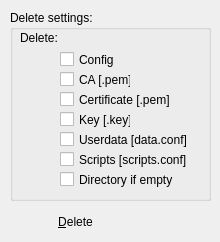
Qt form deleteconfig.ui (Securepoint/openvpn-client) before a commit.
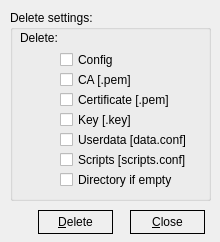
The same form after that commit. Icons and pictures are not drawn.

What changed in the file:
```diff
--- a/deleteconfig.ui
+++ b/deleteconfig.ui
@@ -66,6 +66,41 @@
       <height>19</height>
      </rect>
     </property>
+    <property name="styleSheet">
+     <string notr="true">QCheckBox { 
+spacing: 5px;
+}
+
+QCheckBox::indicator {
+width: 13px;
+height: 13px;
+}
+
+QCheckBox::indicator:unchecked:disabled {
+image: url(:/images/styles/checkbox_unchecked_dis.png);
+}
+
+QCheckBox::indicator:checked:disabled {
+image: url(:/images/styles/checkbox_checked_dis.png);
+}
+
+QCheckBox::indicator:unchecked:enabled {
+image: url(:/images/styles/checkbox_unchecked.png);
+}
+
+QCheckBox::indicator:checked:enabled {
+image: url(:/images/styles/checkbox_checked.png);
+}
+
+QCheckBox::indicator:unchecked:enabled:hover {
+image: url(:/images/styles/checkbox_unchecked_hover.png);
+}
+
+QCheckBox::indicator:checked:enabled:hover {
+image: url(:/images/styles/checkbox_checked_hover.png);
+}
+</string>
+    </property>
     <property name="text">
      <string>Config</string>
     </property>
@@ -79,6 +114,41 @@
       <height>19</height>
      </rect>
     </property>
+    <property name="styleSheet">
+     <string notr="true">QCheckBox { 
+spacing: 5px;
+}
+
+QCheckBox::indicator {
+width: 13px;
+height: 13px;
+}
+
+QCheckBox::indicator:unchecked:disabled {
+image: url(:/images/styles/checkbox_unchecked_dis.png);
+}
+
+QCheckBox::indicator:checked:disabled {
+image: url(:/images/styles/checkbox_checked_dis.png);
+}
+
+QCheckBox::indicator:unchecked:enabled {
+image: url(:/images/styles/checkbox_unchecked.png);
+}
+
+QCheckBox::indicator:checked:enabled {
+image: url(:/images/styles/checkbox_checked.png);
+}
+
+QCheckBox::indicator:unchecked:enabled:hover {
+image: url(:/images/styles/checkbox_unchecked_hover.png);
+}
+
+QCheckBox::indicator:checked:enabled:hover {
+image: url(:/images/styles/checkbox_checked_hover.png);
+}
+</string>
+    </property>
     <property name="text">
      <string>CA [.pem]</string>
     </property>
@@ -92,6 +162,41 @@
       <height>19</height>
      </rect>
     </property>
+    <property name="styleSheet">
+     <string notr="true">QCheckBox { 
+spacing: 5px;
+}
+
+QCheckBox::indicator {
+width: 13px;
+height: 13px;
+}
+
+QCheckBox::indicator:unchecked:disabled {
+image: url(:/images/styles/checkbox_unchecked_dis.png);
+}
+
+QCheckBox::indicator:checked:disabled {
+image: url(:/images/styles/checkbox_checked_dis.png);
+}
+
+QCheckBox::indicator:unchecked:enabled {
+image: url(:/images/styles/checkbox_unchecked.png);
+}
+
+QCheckBox::indicator:checked:enabled {
+image: url(:/images/styles/checkbox_checked.png);
+}
+
+QCheckBox::indicator:unchecked:enabled:hover {
+image: url(:/images/styles/checkbox_unchecked_hover.png);
+}
+
+QCheckBox::indicator:checked:enabled:hover {
+image: url(:/images/styles/checkbox_checked_hover.png);
+}
+</string>
+    </property>
     <property name="text">
      <string>Certificate [.pem]</string>
     </property>
@@ -105,6 +210,41 @@
       <height>19</height>
      </rect>
     </property>
+    <property name="styleSheet">
+     <string notr="true">QCheckBox { 
+spacing: 5px;
+}
+
+QCheckBox::indicator {
+width: 13px;
+height: 13px;
+}
+
+QCheckBox::indicator:unchecked:disabled {
+image: url(:/images/styles/checkbox_unchecked_dis.png);
+}
+
+QCheckBox::indicator:checked:disabled {
+image: url(:/images/styles/checkbox_checked_dis.png);
+}
+
+QCheckBox::indicator:unchecked:enabled {
+image: url(:/images/styles/checkbox_unchecked.png);
+}
+
+QCheckBox::indicator:checked:enabled {
+image: url(:/images/styles/checkbox_checked.png);
+}
+
+QCheckBox::indicator:unchecked:enabled:hover {
+image: url(:/images/styles/checkbox_unchecked_hover.png);
+}
+
+QCheckBox::indicator:checked:enabled:hover {
+image: url(:/images/styles/checkbox_checked_hover.png);
+}
+</string>
+    </property>
     <property name="text">
      <string>Key [.key]</string>
     </property>
@@ -118,6 +258,41 @@
       <height>19</height>
      </rect>
     </property>
+    <property name="styleSheet">
+     <string notr="true">QCheckBox { 
+spacing: 5px;
+}
+
+QCheckBox::indicator {
+width: 13px;
+height: 13px;
+}
+
+QCheckBox::indicator:unchecked:disabled {
+image: url(:/images/styles/checkbox_unchecked_dis.png);
+}
+
+QCheckBox::indicator:checked:disabled {
+image: url(:/images/styles/checkbox_checked_dis.png);
+}
+
+QCheckBox::indicator:unchecked:enabled {
+image: url(:/images/styles/checkbox_unchecked.png);
+}
+
+QCheckBox::indicator:checked:enabled {
+image: url(:/images/styles/checkbox_checked.png);
+}
+
+QCheckBox::indicator:unchecked:enabled:hover {
+image: url(:/images/styles/checkbox_unchecked_hover.png);
+}
+
+QCheckBox::indicator:checked:enabled:hover {
+image: url(:/images/styles/checkbox_checked_hover.png);
+}
+</string>
+    </property>
     <property name="text">
      <string>Userdata [data.conf]</string>
     </property>
@@ -131,6 +306,41 @@
       <height>19</height>
      </rect>
     </property>
+    <property name="styleSheet">
+     <string notr="true">QCheckBox { 
+spacing: 5px;
+}
+
+QCheckBox::indicator {
+width: 13px;
+height: 13px;
+}
+
+QCheckBox::indicator:unchecked:disabled {
+image: url(:/images/styles/checkbox_unchecked_dis.png);
+}
+
+QCheckBox::indicator:checked:disabled {
+image: url(:/images/styles/checkbox_checked_dis.png);
+}
+
+QCheckBox::indicator:unchecked:enabled {
+image: url(:/images/styles/checkbox_unchecked.png);
+}
+
+QCheckBox::indicator:checked:enabled {
+image: url(:/images/styles/checkbox_checked.png);
+}
+
+QCheckBox::indicator:unchecked:enabled:hover {
+image: url(:/images/styles/checkbox_unchecked_hover.png);
+}
+
+QCheckBox::indicator:checked:enabled:hover {
+image: url(:/images/styles/checkbox_checked_hover.png);
+}
+</string>
+    </property>
     <property name="text">
      <string>Scripts [scripts.conf]</string>
     </property>
@@ -144,6 +354,41 @@
       <height>19</height>
      </rect>
     </property>
+    <property name="styleSheet">
+     <string notr="true">QCheckBox { 
+spacing: 5px;
+}
+
+QCheckBox::indicator {
+width: 13px;
+height: 13px;
+}
+
+QCheckBox::indicator:unchecked:disabled {
+image: url(:/images/styles/checkbox_unchecked_dis.png);
+}
+
+QCheckBox::indicator:checked:disabled {
+image: url(:/images/styles/checkbox_checked_dis.png);
+}
+
+QCheckBox::indicator:unchecked:enabled {
+image: url(:/images/styles/checkbox_unchecked.png);
+}
+
+QCheckBox::indicator:checked:enabled {
+image: url(:/images/styles/checkbox_checked.png);
+}
+
+QCheckBox::indicator:unchecked:enabled:hover {
+image: url(:/images/styles/checkbox_unchecked_hover.png);
+}
+
+QCheckBox::indicator:checked:enabled:hover {
+image: url(:/images/styles/checkbox_checked_hover.png);
+}
+</string>
+    </property>
     <property name="text">
      <string>Directory if empty</string>
     </property>
@@ -158,6 +403,11 @@
      <height>24</height>
     </rect>
    </property>
+   <property name="styleSheet">
+    <string notr="true">:enabled {border: 1px solid black}
+:disabled {border: 1px solid black}
+:hover {background-color: rgb(195, 195, 195);}</string>
+   </property>
    <property name="text">
     <string>&amp;Delete</string>
    </property>
@@ -178,8 +428,13 @@
      <height>24</height>
     </rect>
    </property>
+   <property name="styleSheet">
+    <string notr="true">:enabled {border: 1px solid black}
+:disabled {border: 1px solid black}
+:hover {background-color: rgb(195, 195, 195);}</string>
+   </property>
    <property name="text">
-    <string/>
+    <string>&amp;Close</string>
    </property>
    <property name="icon">
     <iconset resource="systray.qrc">
@@ -187,7 +442,7 @@
    </property>
    <property name="iconSize">
     <size>
-     <width>30</width>
+     <width>16</width>
      <height>16</height>
     </size>
    </property>
```
